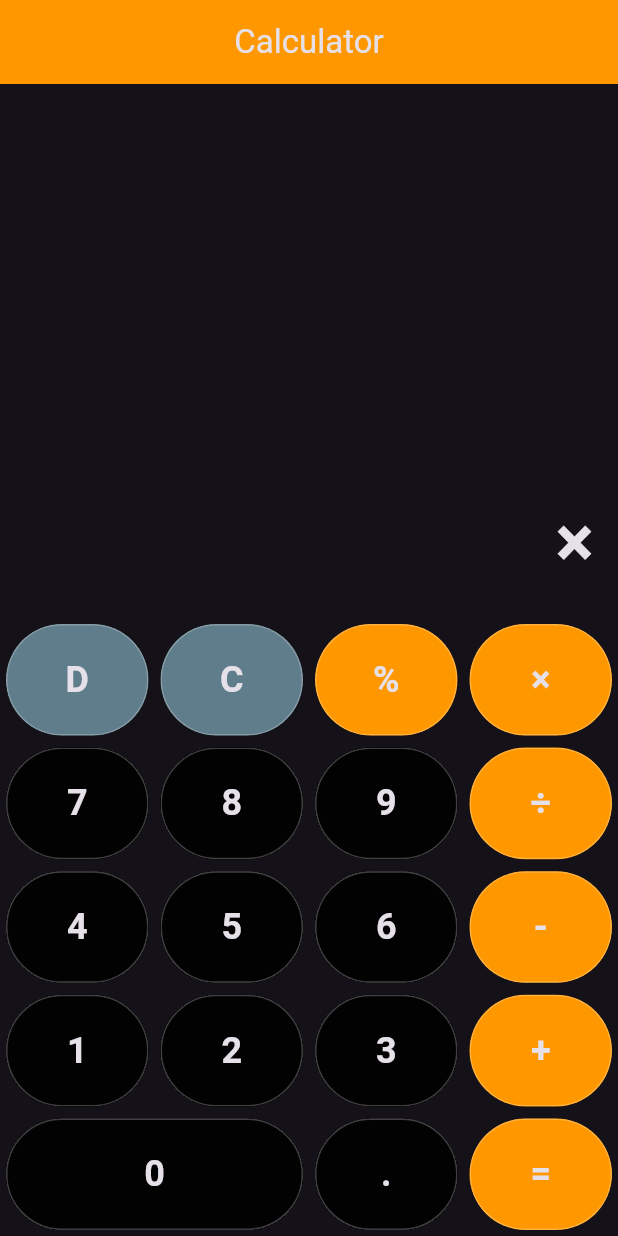
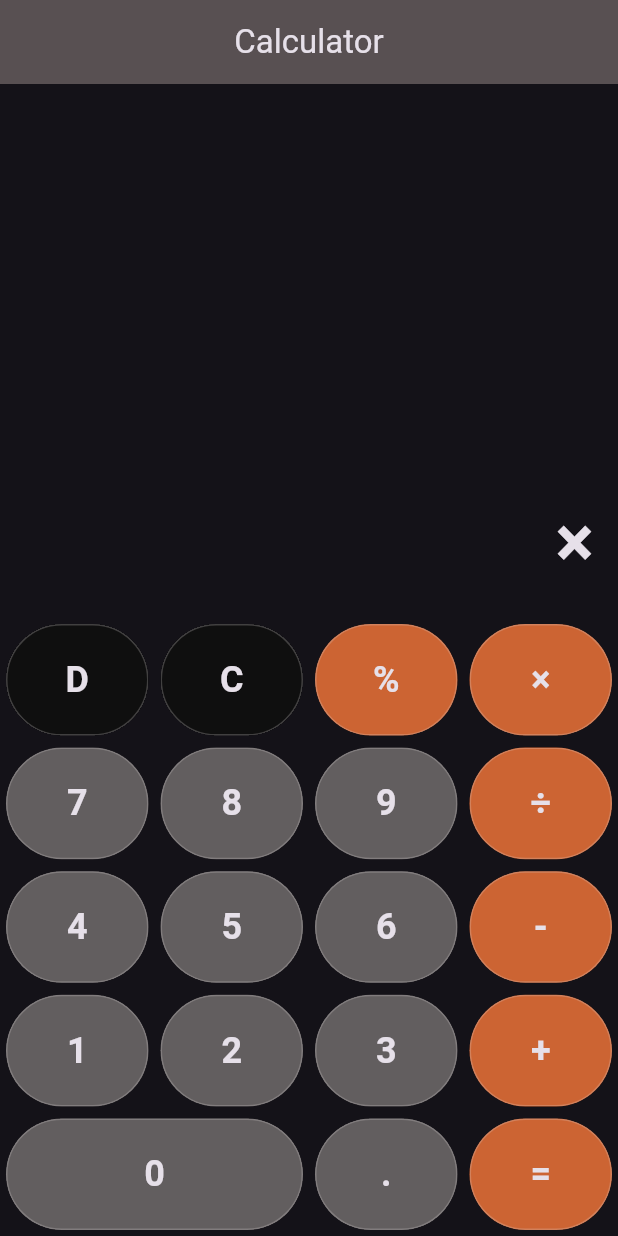
Before and after one commit to Arya-Vs/Calculator-using-dart, a Flutter app: the screen it shows after launch, after a tap on an icon or button, on a phone screen of 412 x 824 dp. Run offline on Flutter 3.47's test engine with Material 3 defaults, Android fonts, the phone set to English and light mode, and no system bars.

Commit message:
Splash Screen

```diff
--- a/lib/calculator_screen.dart
+++ b/lib/calculator_screen.dart
@@ -1,4 +1,3 @@
-
 import 'package:calculator/button_values.dart';
 import 'package:flutter/material.dart';
 
@@ -19,7 +18,7 @@ class _CalculatorScreenState extends State<CalculatorScreen> {
     return Scaffold(
       appBar: AppBar(title: const Text("Calculator"),
       centerTitle: true,
-      backgroundColor: Colors.orange,
+      backgroundColor: const Color.fromARGB(255, 88, 80, 82),
       ),
       body: SafeArea(
         bottom: false,
@@ -74,7 +73,7 @@ class _CalculatorScreenState extends State<CalculatorScreen> {
         clipBehavior: Clip.hardEdge,
         shape: OutlineInputBorder(
           borderSide: const BorderSide(
-            color: Colors.white24,
+            color: Color.fromARGB(60, 228, 222, 222),
           ),
           borderRadius: BorderRadius.circular(100),
         ),
@@ -157,8 +156,6 @@ class _CalculatorScreenState extends State<CalculatorScreen> {
       number2 = "";
     });
   }
-
-  // ##############
   // converts output to %
   void convertToPercentage() {
     // ex: 434+324
@@ -180,7 +177,6 @@ class _CalculatorScreenState extends State<CalculatorScreen> {
     });
   }
 
-  // ##############
   // clears all output
   void clearAll() {
     setState(() {
@@ -189,8 +185,6 @@ class _CalculatorScreenState extends State<CalculatorScreen> {
       number2 = "";
     });
   }
-
-  // ##############
   // delete one from the end
   void delete() {
     if (number2.isNotEmpty) {
@@ -201,7 +195,6 @@ class _CalculatorScreenState extends State<CalculatorScreen> {
     } else if (number1.isNotEmpty) {
       number1 = number1.substring(0, number1.length - 1);
     }
-
     setState(() {});
   }
 
@@ -215,7 +208,6 @@ class _CalculatorScreenState extends State<CalculatorScreen> {
     if (value != Btn.dot && int.tryParse(value) == null) {
       // operand pressed
       if (operand.isNotEmpty && number2.isNotEmpty) {
-        // TODO calculate the equation before assigning new operand
         calculate();
       }
       operand = value;
@@ -247,7 +239,7 @@ class _CalculatorScreenState extends State<CalculatorScreen> {
   // ########
   Color getBtnColor(value) {
     return [Btn.del, Btn.clr].contains(value)
-        ? Colors.blueGrey
+        ? const Color.fromARGB(255, 15, 15, 15)
         : [
             Btn.per,
             Btn.multiply,
@@ -256,7 +248,7 @@ class _CalculatorScreenState extends State<CalculatorScreen> {
             Btn.divide,
             Btn.calculate,
           ].contains(value)
-            ? Colors.orange
-            : Colors.black87;
+            ? Color.fromARGB(255, 204, 100, 51)
+            : const Color.fromARGB(221, 110, 106, 106);
   }
 }
--- a/lib/main.dart
+++ b/lib/main.dart
@@ -1,4 +1,4 @@
-import 'package:calculator/calculator_screen.dart';
+import 'package:calculator/splashscreen/splashscreen.dart';
 import 'package:flutter/material.dart';
 
 void main() {
@@ -13,7 +13,7 @@ class MyApp extends StatelessWidget {
     return MaterialApp(
       title: 'Calculator',
       theme: ThemeData.dark(),
-      home: CalculatorScreen(),
+      home: SplashScreen(),
       debugShowCheckedModeBanner: false,
     );
   }
--- /dev/null
+++ b/lib/splashscreen/splashscreen.dart
@@ -0,0 +1,48 @@
+import 'dart:async';
+import 'package:calculator/calculator_screen.dart';
+import 'package:flutter/material.dart';
+
+class SplashScreen extends StatefulWidget {
+  const SplashScreen({super.key});
+
+  @override
+  State<SplashScreen> createState() => _SplashScreenState();
+}
+
+class _SplashScreenState extends State<SplashScreen> {
+  @override
+  void initState() {
+    super.initState();
+    Timer(const Duration(seconds: 2), () {
+      Navigator.of(context).pushReplacement(
+        MaterialPageRoute(builder: (context) => const CalculatorScreen()),
+      );
+    });
+  }
+
+  @override
+  Widget build(BuildContext context) {
+    return const Scaffold(
+      backgroundColor: Color.fromARGB(255, 88, 80, 82),
+      body: Center(
+        child: Column(
+          mainAxisAlignment: MainAxisAlignment.center,
+          children: [
+            Text(
+              'Calculator',
+              style: TextStyle(
+                fontSize: 30,
+                fontWeight: FontWeight.bold,
+                color: Colors.white
+              ),
+            ),
+            SizedBox(height: 20), // Add some space between the text and the loader
+            CircularProgressIndicator(
+              valueColor: AlwaysStoppedAnimation<Color>(Colors.white),
+            ),
+          ],
+        ),
+      ),
+    );
+  }
+}
```
Also changed, not shown: 1 other file.
